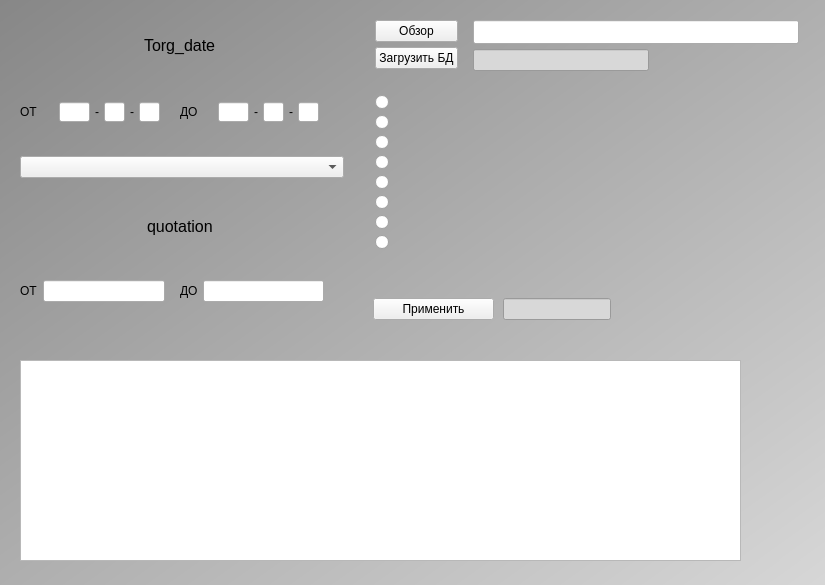
Before: the Qt Designer form first/FormApp.ui in MedvedevIgS/Lab_SUBD, drawn with Qt 5.
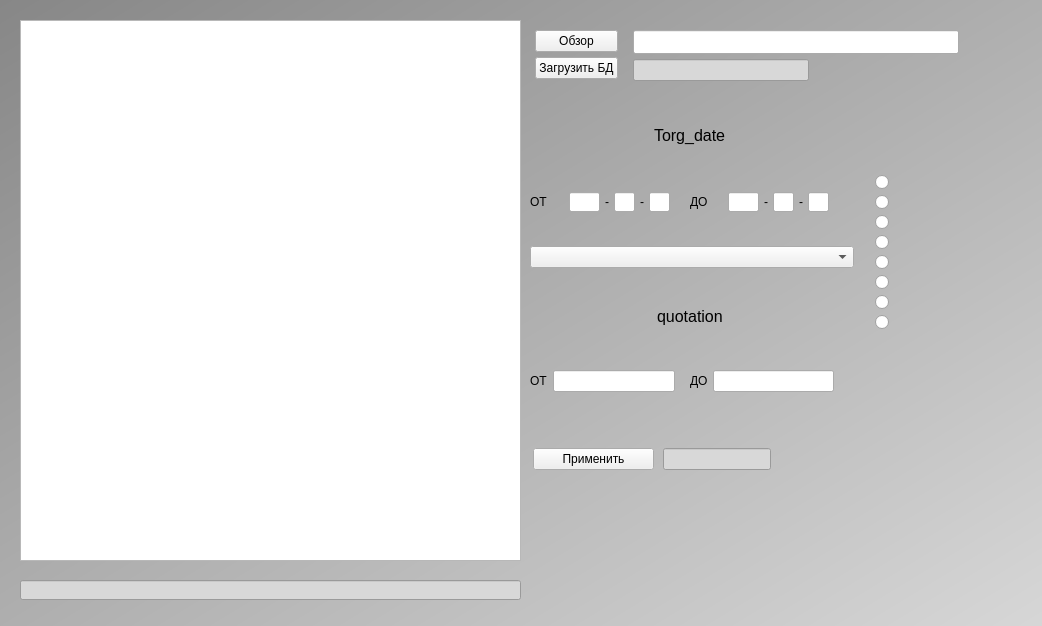
After: the same form once the commit is applied.

Commit message: Изменение положения элементов в окне. Добавлена строка вывода ошибок

Patch:
```diff
--- a/first/FormApp.ui
+++ b/first/FormApp.ui
@@ -9,8 +9,8 @@
    <rect>
     <x>0</x>
     <y>0</y>
-    <width>825</width>
-    <height>585</height>
+    <width>1042</width>
+    <height>626</height>
    </rect>
   </property>
   <property name="sizePolicy">
@@ -38,9 +38,9 @@
     <property name="geometry">
      <rect>
       <x>20</x>
-      <y>360</y>
-      <width>721</width>
-      <height>201</height>
+      <y>20</y>
+      <width>501</width>
+      <height>541</height>
      </rect>
     </property>
     <property name="sizePolicy">
@@ -53,8 +53,8 @@
    <widget class="QWidget" name="layoutWidget">
     <property name="geometry">
      <rect>
-      <x>20</x>
-      <y>10</y>
+      <x>530</x>
+      <y>100</y>
       <width>333</width>
       <height>321</height>
      </rect>
@@ -533,8 +533,8 @@
    <widget class="QWidget" name="layoutWidget">
     <property name="geometry">
      <rect>
-      <x>370</x>
-      <y>10</y>
+      <x>530</x>
+      <y>20</y>
       <width>439</width>
       <height>71</height>
      </rect>
@@ -655,8 +655,8 @@
    <widget class="QWidget" name="layoutWidget">
     <property name="geometry">
      <rect>
-      <x>370</x>
-      <y>280</y>
+      <x>530</x>
+      <y>430</y>
       <width>244</width>
       <height>58</height>
      </rect>
@@ -708,8 +708,8 @@
    <widget class="QWidget" name="formLayoutWidget">
     <property name="geometry">
      <rect>
-      <x>370</x>
-      <y>90</y>
+      <x>870</x>
+      <y>170</y>
       <width>160</width>
       <height>181</height>
      </rect>
@@ -800,6 +800,28 @@
      </item>
     </layout>
    </widget>
+   <widget class="QLineEdit" name="Error">
+    <property name="geometry">
+     <rect>
+      <x>20</x>
+      <y>580</y>
+      <width>501</width>
+      <height>20</height>
+     </rect>
+    </property>
+    <property name="sizePolicy">
+     <sizepolicy hsizetype="Fixed" vsizetype="Fixed">
+      <horstretch>0</horstretch>
+      <verstretch>0</verstretch>
+     </sizepolicy>
+    </property>
+    <property name="styleSheet">
+     <string notr="true">background-color: rgb(216, 216, 216);</string>
+    </property>
+    <property name="readOnly">
+     <bool>true</bool>
+    </property>
+   </widget>
   </widget>
   <action name="action">
    <property name="text">
```
